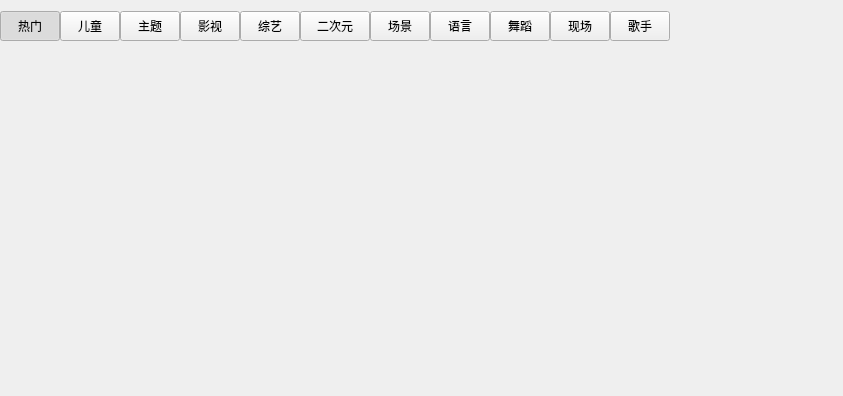
a-mo-xi-wei/Qt-KuGouAppClient, file KuGouStart/Video/VideoChannelWidget/VideoChannelWidget.ui: the form before one commit.
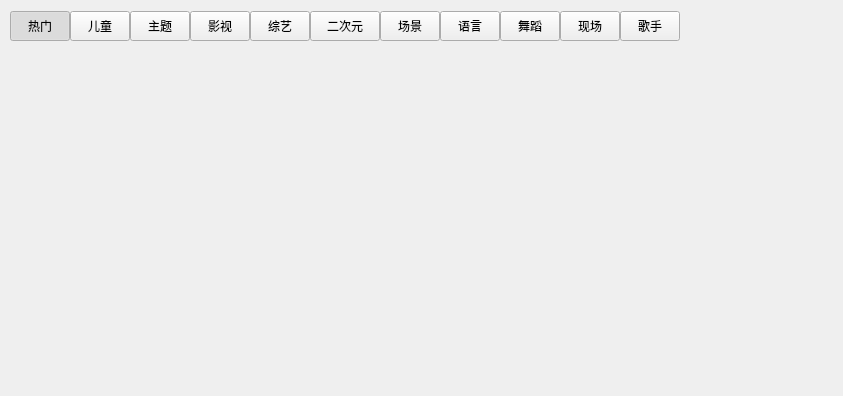
The form after the commit. Custom widgets are drawn as their Qt base class.

Patch:
```diff
--- a/KuGouStart/Video/VideoChannelWidget/VideoChannelWidget.ui
+++ b/KuGouStart/Video/VideoChannelWidget/VideoChannelWidget.ui
@@ -39,7 +39,7 @@
        <number>0</number>
       </property>
       <property name="leftMargin">
-       <number>0</number>
+       <number>10</number>
       </property>
       <property name="topMargin">
        <number>0</number>
```
